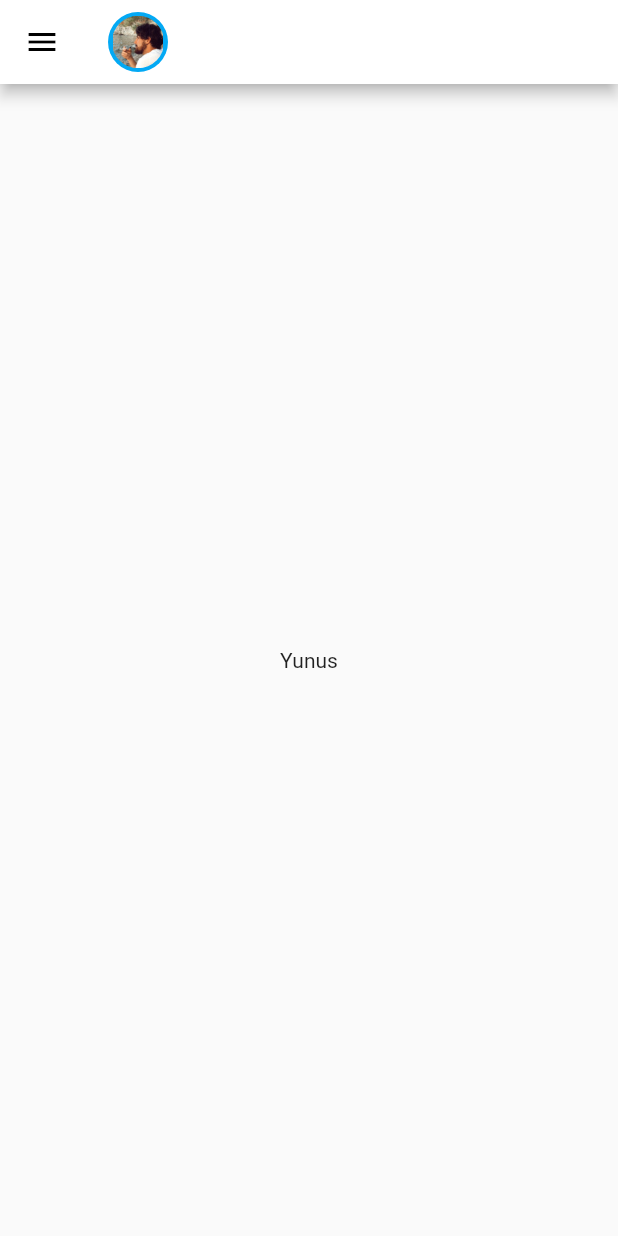
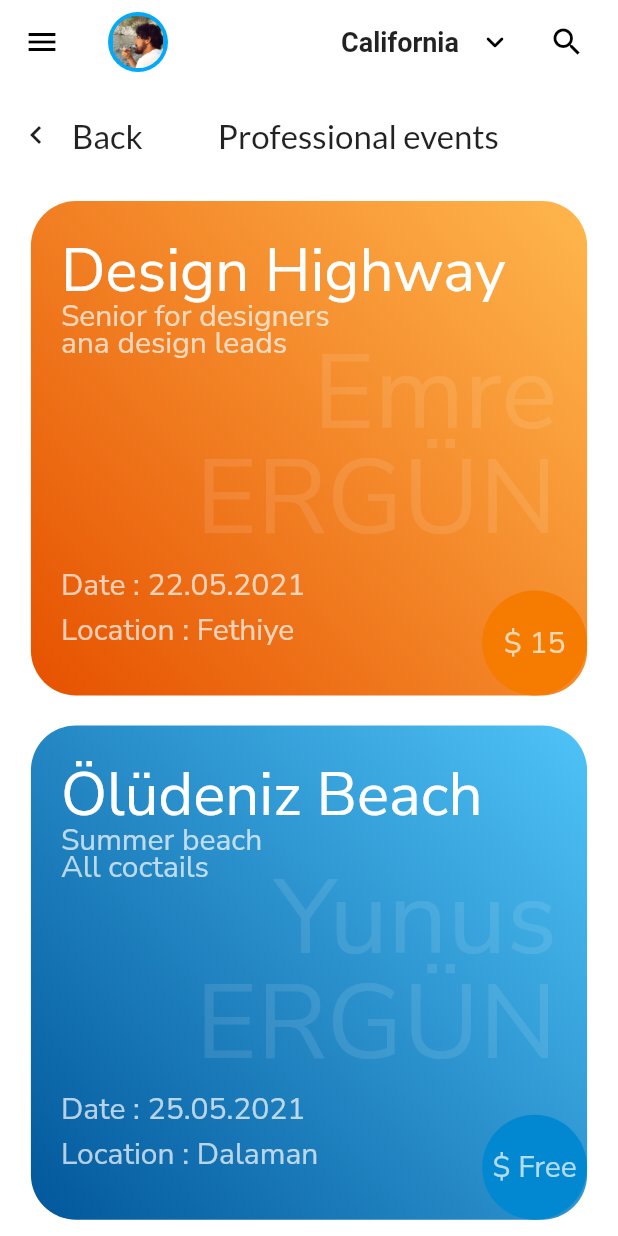
Before and after one commit to EmreCompEng/ui_examples, a Flutter app: the screen it shows after launch, on a phone screen of 412 x 824 dp. Run offline on Flutter 3.47's test engine with Material 2 defaults, Android fonts, the phone set to English and light mode, and no system bars; our stand-ins replace google_fonts.

Commit message:
Added new cardview with parameters

```diff
--- a/lib/ui/main/main.dart
+++ b/lib/ui/main/main.dart
@@ -1,4 +1,6 @@
+import 'package:flutter/cupertino.dart';
 import 'package:flutter/material.dart';
+import 'package:google_fonts/google_fonts.dart';
 
 void main() {
   runApp(MyApp());
@@ -9,8 +11,10 @@ class MyApp extends StatelessWidget {
   @override
   Widget build(BuildContext context) {
     return MaterialApp(
+      debugShowCheckedModeBanner: false,
       title: 'Flutter Demo',
       theme: ThemeData(
+        canvasColor: Colors.white,
         primarySwatch: Colors.orange,
       ),
       home: MyHomePage(title: 'Flutter Demo Home Page'),
@@ -31,35 +35,222 @@ class _MyHomePageState extends State<MyHomePage> {
   Widget build(BuildContext context) {
     return Scaffold(
       appBar: AppBar(
+        elevation: 0,
         backgroundColor: Colors.white,
         leading: IconButton(
           icon: Icon(Icons.menu),
           onPressed: () {},
         ),
-        title: CircleImageAppBar(),
+        actions: appBarActions(),
+        title: buildCircleImage(),
       ),
-      body: Center(
+      body: SingleChildScrollView(
         child: Column(
-          mainAxisAlignment: MainAxisAlignment.center,
-          children: <Widget>[
-            Text(
-              'Yunus',
-            ),
+          children: [
+            buildBodyHeader(),
+
+            buildCardview(
+                context,
+                Colors.orange,
+                "Design Highway",
+                "Senior for designers\nana design leads",
+                "22.05.2021",
+                "Fethiye",
+                "15",
+                "Emre\nERGÜN"),
+
+            buildCardview(
+                context,
+                Colors.lightBlue,
+                "Ölüdeniz Beach",
+                "Summer beach\nAll coctails",
+                "25.05.2021",
+                "Dalaman",
+                "Free",
+                "Yunus\nERGÜN"),
+
+            buildCardview(
+                context,
+                Colors.lightGreen,
+                "Design Highway",
+                "Senior for designers\nana design leads",
+                "22.05.2021",
+                "Fethiye",
+                "15",
+                "Emre\nERGÜN"),
+
+            buildCardview(
+                context,
+                Colors.purple,
+                "Design Highway",
+                "Senior for designers\nana design leads",
+                "22.05.2021",
+                "Fethiye",
+                "15",
+                "Emre\nERGÜN"),
+
 
           ],
         ),
       ),
     );
   }
-}
 
-class CircleImageAppBar extends StatelessWidget {
-  const CircleImageAppBar({
-    Key? key,
-  }) : super(key: key);
+  Center buildCardview(BuildContext context,MaterialColor materialColor, String header, String subHeader,
+      String date, String location, String price, String cardName) {
+    return Center(
+      child: Container(
+        margin: EdgeInsets.only(top: 10, bottom: 10),
+        height: MediaQuery.of(context).size.height * 0.40,
+        width: MediaQuery.of(context).size.width * 0.9,
+        decoration: BoxDecoration(
+            borderRadius: BorderRadius.circular(30),
+            color: Colors.orange,
+            gradient: LinearGradient(
+                begin: Alignment.bottomLeft,
+                end: Alignment.topRight,
+                colors: [materialColor.shade900, materialColor.shade300])),
+        child: Stack(
+          children: [
+            Positioned(
+              top: 20,
+              left: 20,
+              child: Text(
+                header,
+                style:
+                    GoogleFonts.nunitoSans(fontSize: 40, color: Colors.white),
+              ),
+            ),
+            Positioned(
+              top: 70,
+              left: 20,
+              child: Text(
+                subHeader,
+                style: GoogleFonts.nunitoSans(
+                  fontSize: 20,
+                  color: Colors.white70,
+                  height: 0.9,
+                ),
+              ),
+            ),
+            Positioned(
+              bottom: 30,
+              left: 20,
+              child: Text(
+                "Location : $location",
+                style: GoogleFonts.nunitoSans(
+                  color: Colors.white70,
+                  fontSize: 20,
+                ),
+              ),
+            ),
+            Positioned(
+              bottom: 60,
+              left: 20,
+              child: Text(
+                "Date : $date",
+                style: GoogleFonts.nunitoSans(
+                  color: Colors.white70,
+                  fontSize: 20,
+                ),
+              ),
+            ),
+            Positioned(
+              bottom: 0,
+              right: 0,
+              child: Container(
+                alignment: Alignment.center,
+                height: 70,
+                width: 70,
+                decoration: BoxDecoration(
+                    borderRadius: BorderRadius.circular(60),
+                    color: materialColor.shade700),
+                child: Text(
+                  "\$ $price",
+                  style: GoogleFonts.nunitoSans(
+                    color: Colors.white70,
+                    fontSize: 20,
+                  ),
+                ),
+              ),
+            ),
+            Positioned(
+              bottom: 90,
+              right: 20,
+              child: Text(
+                cardName,
+                textAlign: TextAlign.end,
+                style: GoogleFonts.nunitoSans(
+                    color: Colors.white10, fontSize: 70, height: 1),
+              ),
+            ),
+          ],
+        ),
+      ),
+    );
+  }
 
-  @override
-  Widget build(BuildContext context) {
+  // < Back Professional events
+  Container buildBodyHeader() {
+    return Container(
+      margin: EdgeInsets.only(top: 10.0, bottom: 10.0),
+      child: Row(
+        children: [
+          Row(
+            children: [
+              IconButton(onPressed: () {}, icon: Icon(Icons.chevron_left)),
+              Text(
+                "Back",
+                style: GoogleFonts.lato(
+                  fontSize: 22,
+                  fontWeight: FontWeight.normal,
+                ),
+              )
+            ],
+          ),
+          Container(
+            width: 50,
+          ),
+          Text(
+            "Professional events",
+            style: GoogleFonts.lato(
+              fontSize: 22,
+              fontWeight: FontWeight.normal,
+            ),
+          )
+        ],
+      ),
+    );
+  }
+
+  // Actions
+  List<Widget> appBarActions() {
+    return [
+      Row(
+        mainAxisAlignment: MainAxisAlignment.center,
+        children: [
+          Text(
+            "California",
+            style: TextStyle(fontSize: 18, fontWeight: FontWeight.bold),
+          ),
+          IconButton(
+            onPressed: () {},
+            icon: Icon(Icons.keyboard_arrow_down_rounded),
+          )
+        ],
+      ),
+      IconButton(
+        onPressed: () {},
+        icon: Icon(Icons.search),
+      ),
+      Container(
+        width: 10,
+      )
+    ];
+  }
+
+  // Circle image
+  ClipRRect buildCircleImage() {
     return ClipRRect(
       borderRadius: BorderRadius.circular(30),
       child: Stack(
@@ -68,9 +259,7 @@ class CircleImageAppBar extends StatelessWidget {
           Container(
             height: 40,
             width: 40,
-            decoration: BoxDecoration(
-              color: Colors.lightBlue
-            ),
+            decoration: BoxDecoration(color: Colors.lightBlue),
           ),
           ClipRRect(
             borderRadius: BorderRadius.circular(35),
--- a/pubspec.yaml
+++ b/pubspec.yaml
@@ -28,6 +28,7 @@ dependencies:
   # The following adds the Cupertino Icons font to your application.
   # Use with the CupertinoIcons class for iOS style icons.
   cupertino_icons: ^1.0.2
+  google_fonts: ^2.1.0
 
 dev_dependencies:
   flutter_test:
```
Also changed, not shown: pubspec.lock.
